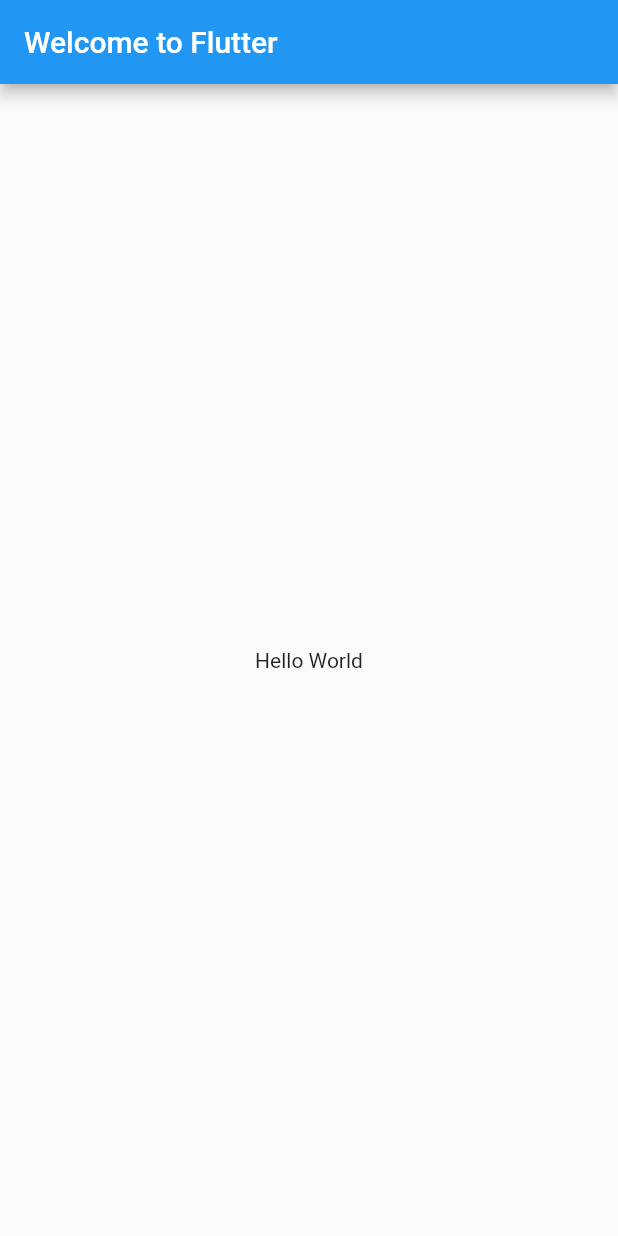
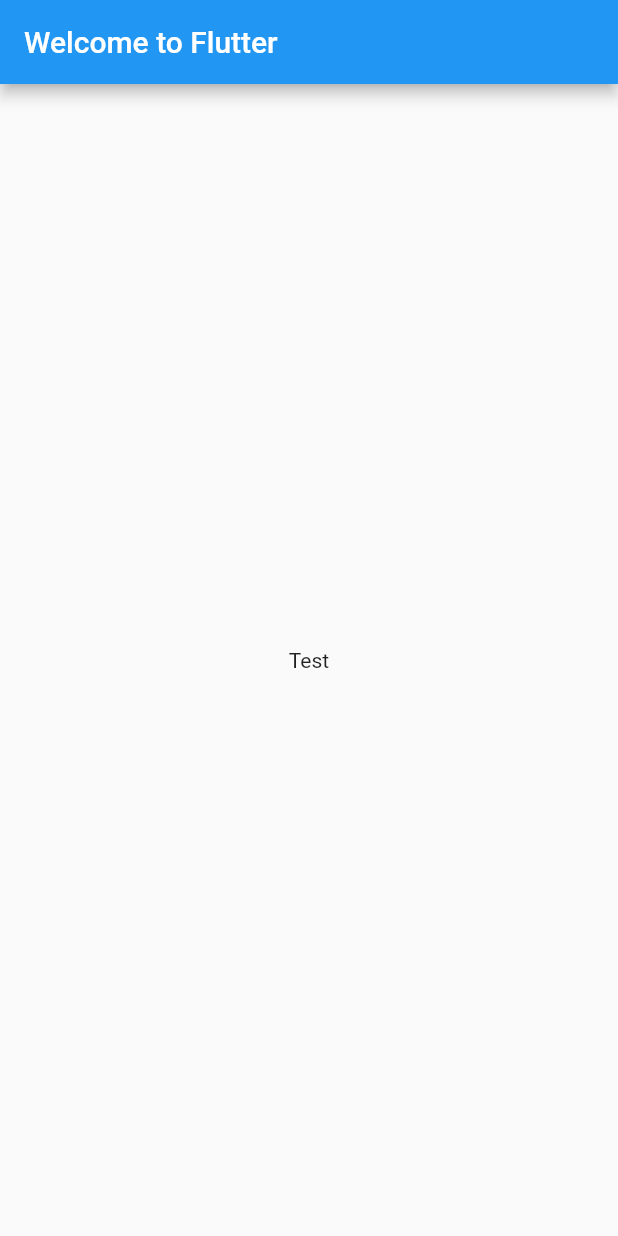
Before and after one commit to Karim-Itani/CMPS-253-PROJ-21, a Flutter app: the screen it shows after launch, on a phone screen of 412 x 824 dp. Run offline on Flutter 3.47's test engine with Material 2 defaults, Android fonts, the phone set to English and light mode, and no system bars.

Commit message:
test for itene

```diff
--- a/lib/main.dart
+++ b/lib/main.dart
@@ -12,7 +12,7 @@
           title: Text('Welcome to Flutter'),
         ),
         body: Center(
-          child: Text('Hello World'),
+          child: Text('Test'),
         ),
       ),
     );
```
Also changed, not shown: 1 other file.
